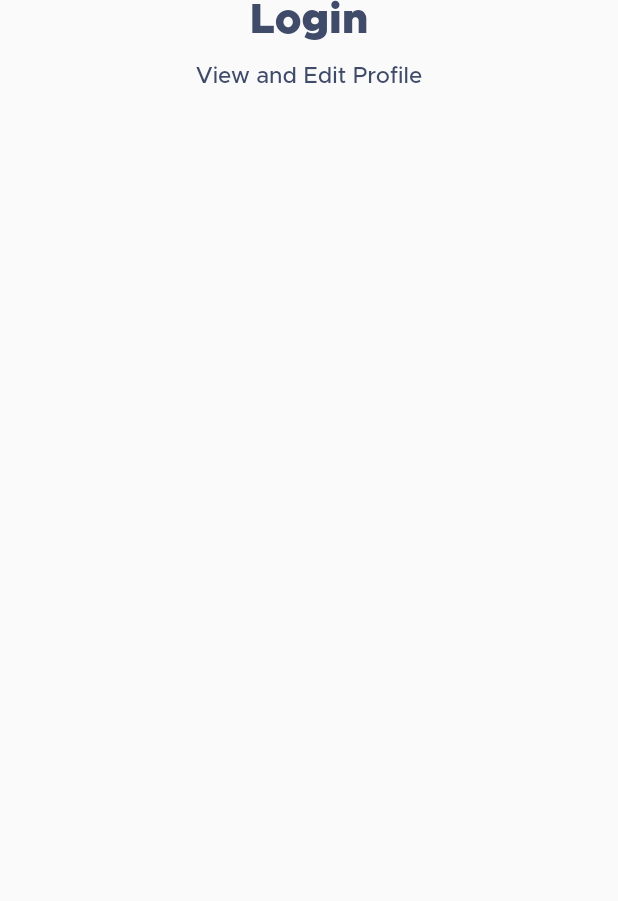
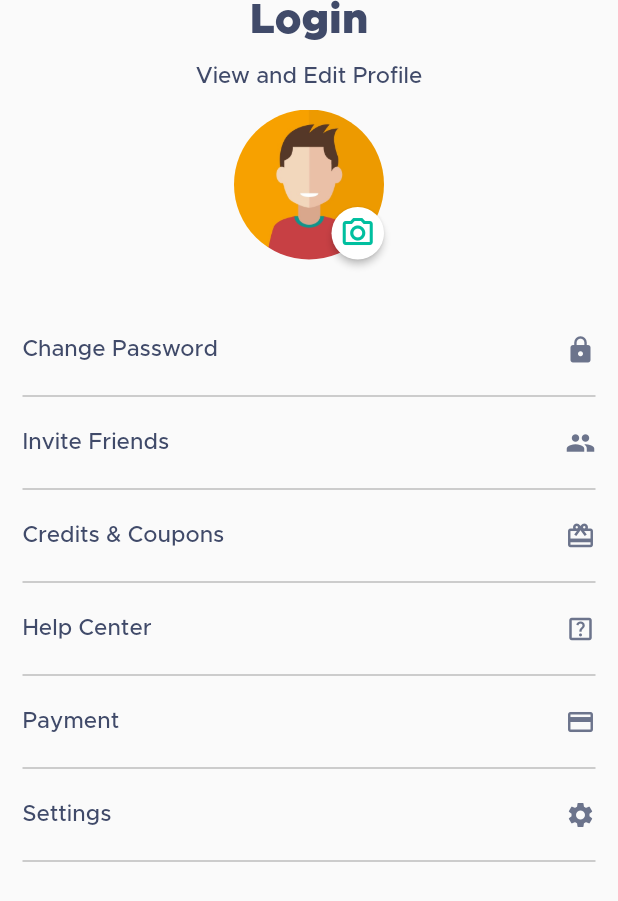
Before and after one commit to MahmooudGaaber/summer_app, a Flutter app: the screen it shows after launch, on a phone screen of 412 x 824 dp. Shown: the top 901 px of the screen. Run offline on Flutter 3.47's test engine with Material 2 defaults, Android fonts, the phone set to English and light mode, and no system bars; our stand-ins replace dots_indicator.

Commit message:
summer_app

```diff
--- /dev/null
+++ b/lib/models/profile_model/profile_model.dart
@@ -0,0 +1,47 @@
+import 'package:flutter/cupertino.dart';
+import 'package:flutter/material.dart';
+
+class ProfileMode{
+  late String profileSettingText ;
+  late IconData profileSettingIcon ;
+  Divider profileSettingDivider ;
+
+  ProfileMode({
+    required this.profileSettingIcon,
+    required this.profileSettingText,
+    required this.profileSettingDivider,
+});
+}
+
+List<ProfileMode> profileModel = [
+  ProfileMode(
+    profileSettingDivider:const Divider(height: 2.0,color: Colors.grey,),
+    profileSettingIcon:  Icons.lock,
+    profileSettingText: "Change Password",
+  ),
+  ProfileMode(
+    profileSettingDivider: const Divider(height: 2.0,color: Colors.grey,),
+    profileSettingIcon:   Icons.people,
+    profileSettingText: "Invite Friends",
+  ),
+  ProfileMode(
+    profileSettingDivider:const Divider(height: 2.0,color: Colors.grey,) ,
+    profileSettingIcon: Icons.wallet_giftcard,
+    profileSettingText: 'Credits & Coupons',
+  ),
+  ProfileMode(
+    profileSettingDivider:const Divider(height: 2.0,color: Colors.grey,) ,
+    profileSettingIcon: Icons.help_center_outlined,
+    profileSettingText: 'Help Center',
+  ),
+  ProfileMode(
+    profileSettingDivider: const Divider(height: 2.0,color: Colors.grey,),
+    profileSettingIcon: Icons.payment_outlined,
+    profileSettingText: 'Payment',
+  ),
+  ProfileMode(
+    profileSettingDivider:const Divider(height: 2.0,color: Colors.grey,) ,
+    profileSettingIcon: Icons.settings,
+    profileSettingText: 'Settings',
+  ),
+] ;
--- a/lib/modules/profile_screen/porfile_screen.dart
+++ b/lib/modules/profile_screen/porfile_screen.dart
@@ -1,5 +1,8 @@
+import 'dart:ui';
+
 import 'package:flutter/cupertino.dart';
 import 'package:flutter/material.dart';
+import 'package:summer_app/models/profile_model/profile_model.dart';
 import 'package:summer_app/shared/app_style.dart';
 
 class ProfileScreen extends StatefulWidget
@@ -11,6 +14,7 @@ class ProfileScreen extends StatefulWidget
 
 class _ProfileScreenState extends State<ProfileScreen>
 {
+
   @override
   Widget build(BuildContext context) {
     return Scaffold(
@@ -42,8 +46,32 @@ class _ProfileScreenState extends State<ProfileScreen>
                     ),
                     const SizedBox(height: 15.0,),
                     Container(
-                      decoration: BoxDecoration(
-
+                      height: 100.0,
+                      width: 100.0,
+                      decoration: const BoxDecoration(
+                        shape: BoxShape.circle,
+                        image: DecorationImage(
+                          image: AssetImage("assets/images/profilepic.jpg"),
+                          fit: BoxFit.cover,
+                        ),
+                      ),
+                      child: Stack(
+                        children: [
+                          Positioned(
+                              bottom: 0.0,
+                              right: 0.0,
+                              child: SizedBox(
+                                height: 35.0,
+                                width: 35.0,
+                                child: RawMaterialButton(
+                                  onPressed: () {},
+                                  elevation: 2.0,
+                                  fillColor: Colors.white,
+                                  child: const Icon(Icons.camera_alt_outlined, color: primaryColor,),
+                                  shape: const CircleBorder(),
+                                ),
+                              )),
+                        ],
                       ),
                     ),
                   ],
@@ -51,11 +79,50 @@ class _ProfileScreenState extends State<ProfileScreen>
                 const Spacer(),
               ],
             ),
-
-
+            const SizedBox(
+              height:50.0 ,
+            ),
+            Expanded(
+              child: ListView.builder(
+                itemBuilder:(context ,index)=>defaultSettingItemBuild(index) ,
+                itemCount:profileModel.length ,
+                physics: const NeverScrollableScrollPhysics(),
+              ),
+            ),
           ],
         ),
       ),
     );
   }
+  Widget defaultSettingItemBuild(index){
+    return Padding(
+      padding:  const EdgeInsets.symmetric(horizontal: 15.0),
+      child: Column(
+        crossAxisAlignment: CrossAxisAlignment.start,
+        children: [
+          Row(
+            mainAxisAlignment: MainAxisAlignment.spaceBetween,
+            children: [
+              Text(
+                  profileModel[index].profileSettingText,
+                style: const TextStyle(
+                  color: tittleTextColor ,
+                  fontFamily: metropolisMedium ,
+                  fontSize: 15.0,
+                ),
+              ),
+              Icon(
+                profileModel[index].profileSettingIcon,
+                color: lightTittleTextColor,
+                size: 20.0,
+              )
+            ],
+          ),
+          const SizedBox(height: 20.0,),
+          profileModel[index].profileSettingDivider,
+          const SizedBox(height: 20.0,),
+        ],
+      ),
+    );
+  }
 }
```
Also changed, not shown: assets/images/profilepic.jpg (added).
